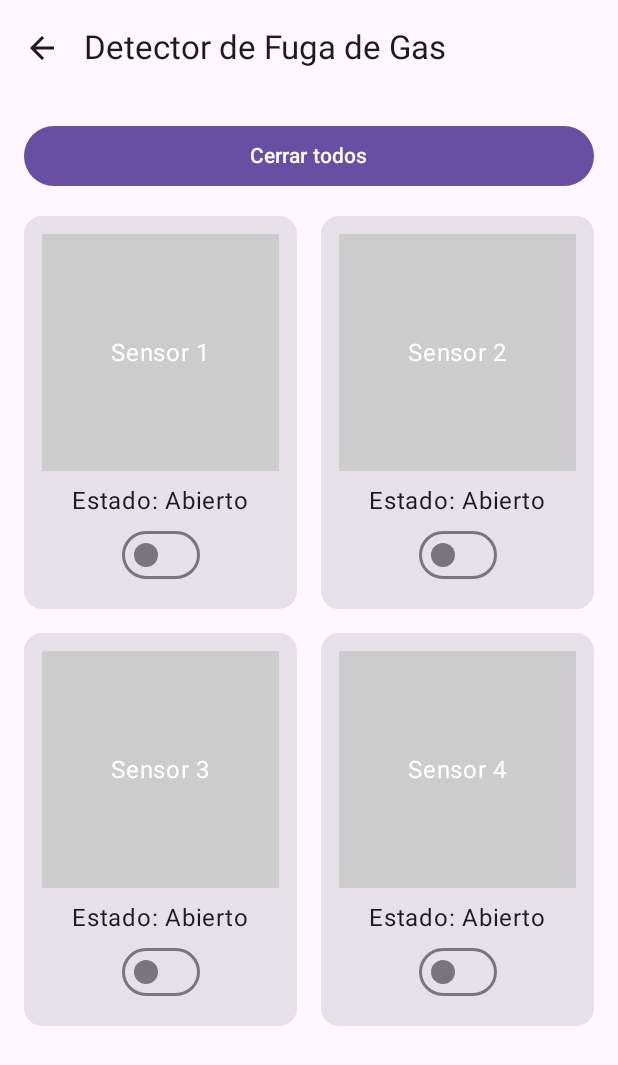
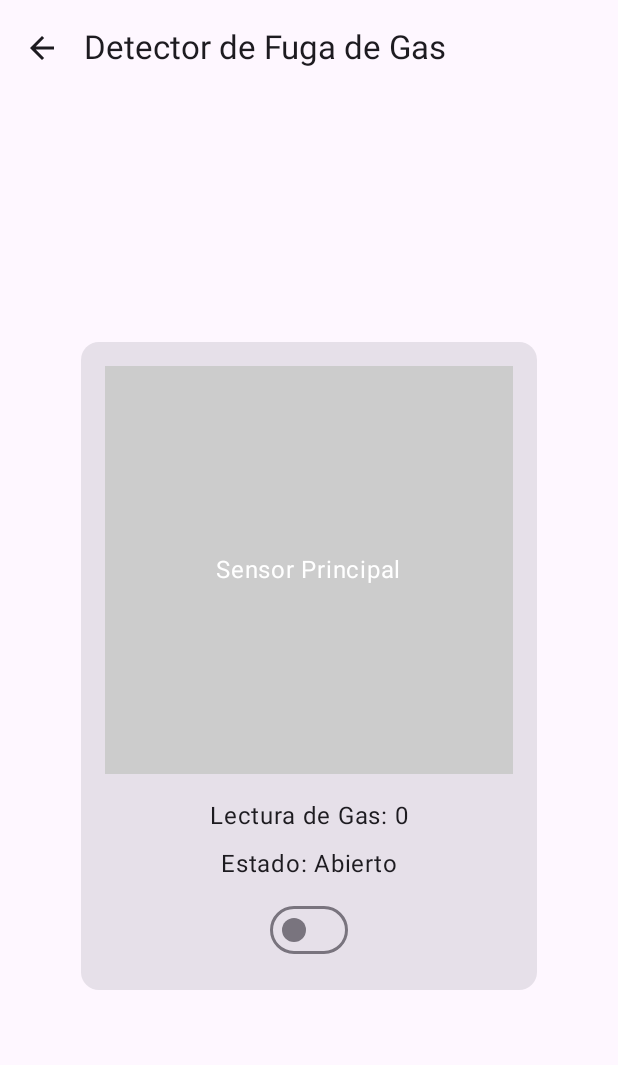
Before and after one commit to Dantebiersack/SentryHouseMobile, an Android app built with Jetpack Compose: the GasScreen screen opened through its navigation route, on a phone screen of 412 x 824 dp. Shown: the top 1065 px of the screen. Run offline under Robolectric (Android 15) with nearby library versions, the phone set to English and light mode, and no system bars; pictures from the network do not load.

Commit message:
Cambiado las graficas, ajustado la pestaña de configuracion y pestaña de GasScreen

```diff
--- a/app/build.gradle.kts
+++ b/app/build.gradle.kts
@@ -66,4 +66,9 @@ dependencies {
     implementation ("com.squareup.retrofit2:retrofit:2.9.0")
     implementation ("com.squareup.retrofit2:converter-gson:2.9.0")
     implementation ("androidx.appcompat:appcompat:1.6.1")
+
+    implementation("com.patrykandpatrick.vico:compose:1.13.0")
+    implementation("com.patrykandpatrick.vico:compose-m3:1.13.0")
+    implementation("com.patrykandpatrick.vico:core:1.13.0")
+
 }
--- a/app/src/main/java/com/angel/sentryhouse/ui/screens/GasScreen.kt
+++ b/app/src/main/java/com/angel/sentryhouse/ui/screens/GasScreen.kt
@@ -7,9 +7,6 @@ import androidx.compose.foundation.Image
 import androidx.compose.foundation.background
 import androidx.compose.foundation.clickable
 import androidx.compose.foundation.layout.*
-import androidx.compose.foundation.lazy.grid.GridCells
-import androidx.compose.foundation.lazy.grid.LazyVerticalGrid
-import androidx.compose.foundation.lazy.grid.items
 import androidx.compose.material.icons.Icons
 import androidx.compose.material.icons.automirrored.filled.ArrowBack
 import androidx.compose.material3.*
@@ -44,25 +41,15 @@ fun GasScreen(navController: NavController) {
     val scope = rememberCoroutineScope()
     var lecturaGas by remember { mutableStateOf(0) }
 
-    var sensorList by remember {
-        mutableStateOf(
-            listOf(
-                SensorItem(1, "Sensor 1"),
-                SensorItem(2, "Sensor 2"),
-                SensorItem(3, "Sensor 3"),
-                SensorItem(4, "Sensor 4")
-            )
-        )
+    var sensor by remember {
+        mutableStateOf(SensorItem(1, "Sensor Principal"))
     }
 
     LaunchedEffect(Unit) {
-        sensorList = sensorList.map { sensor ->
         val uri = SensorImageStore.getImageUri(context, "gas", sensor.id).firstOrNull()
-            if (uri != null) sensor.copy(imageUri = uri) else sensor
-        }
+        if (uri != null) sensor = sensor.copy(imageUri = uri)
     }
 
-    // Cargar imágenes guardadas
     LaunchedEffect(Unit) {
         while (true) {
             try {
@@ -72,11 +59,10 @@ fun GasScreen(navController: NavController) {
             } catch (e: Exception) {
                 e.printStackTrace()
             }
-            delay(5000)  // actualizar cada 5 segundos
+            delay(5000) // Actualizar cada 5 segundos
         }
     }
 
-    var selectedSensor by remember { mutableStateOf<SensorItem?>(null) }
     var showDialog by remember { mutableStateOf(false) }
     var tempCameraUri by remember { mutableStateOf<Uri?>(null) }
 
@@ -84,13 +70,9 @@ fun GasScreen(navController: NavController) {
         contract = ActivityResultContracts.GetContent()
     ) { uri ->
         uri?.let {
-            selectedSensor?.let { sensor ->
-                sensorList = sensorList.map {
-                    if (it.id == sensor.id) it.copy(imageUri = uri) else it
-                }
+            sensor = sensor.copy(imageUri = uri)
             scope.launch {
                 SensorImageStore.saveImageUri(context, "gas", sensor.id, uri)
-                }
             }
         }
     }
@@ -99,16 +81,13 @@ fun GasScreen(navController: NavController) {
         contract = ActivityResultContracts.TakePicture()
     ) { success ->
         if (success && tempCameraUri != null) {
-            selectedSensor?.let { sensor ->
-                sensorList = sensorList.map {
-                    if (it.id == sensor.id) it.copy(imageUri = tempCameraUri) else it
-                }
+            sensor = sensor.copy(imageUri = tempCameraUri)
             scope.launch {
                 SensorImageStore.saveImageUri(context, "gas", sensor.id, tempCameraUri!!)
             }
         }
     }
-    }
+
     Scaffold(
         topBar = {
             TopAppBar(
@@ -128,30 +107,14 @@ fun GasScreen(navController: NavController) {
             modifier = Modifier
                 .padding(paddingValues)
                 .padding(16.dp)
+                .fillMaxSize(),
+            horizontalAlignment = Alignment.CenterHorizontally,
+            verticalArrangement = Arrangement.Center
         ) {
-            Button(
-                onClick = {
-                    sensorList = sensorList.map { it.copy(isClosed = true) }
-                },
-                modifier = Modifier
-                    .fillMaxWidth()
-                    .padding(bottom = 16.dp)
-            ) {
-                Text("Cerrar todos")
-            }
-
-            LazyVerticalGrid(
-                columns = GridCells.Fixed(2),
-                verticalArrangement = Arrangement.spacedBy(16.dp),
-                horizontalArrangement = Arrangement.spacedBy(16.dp),
-                modifier = Modifier.fillMaxSize()
-            ) {
-                items(sensorList) { sensor ->
             Card(
                 modifier = Modifier
-                            .fillMaxWidth()
+                    .fillMaxWidth(0.8f)
                     .clickable {
-                                selectedSensor = sensor
                         tempCameraUri = createImageUri(context)
                         showDialog = true
                     }
@@ -159,7 +122,7 @@ fun GasScreen(navController: NavController) {
                 Column(
                     modifier = Modifier
                         .fillMaxWidth()
-                                .padding(12.dp),
+                        .padding(16.dp),
                     horizontalAlignment = Alignment.CenterHorizontally
                 ) {
                     Box(
@@ -179,49 +142,67 @@ fun GasScreen(navController: NavController) {
                         } ?: Text(sensor.name, color = Color.White)
                     }
 
+                    Spacer(modifier = Modifier.height(16.dp))
+
+                    Text("Lectura de Gas: $lecturaGas")
                     Spacer(modifier = Modifier.height(8.dp))
-
                     Text("Estado: ${if (sensor.isClosed) "Cerrado" else "Abierto"}")
 
                     Switch(
                         checked = sensor.isClosed,
                         onCheckedChange = { isChecked ->
-                                    sensorList = sensorList.map {
-                                        if (it.id == sensor.id) it.copy(isClosed = isChecked) else it
-                                    }
-                                }
+                            sensor = sensor.copy(isClosed = isChecked)
+                        },
+                        modifier = Modifier.padding(top = 8.dp)
                     )
 
                     if (sensor.hasLeak) {
-                                Text("⚠️ Posible fuga", color = Color.Red)
-                            }
-                        }
+                        Text("⚠️ Posible fuga", color = Color.Red, modifier = Modifier.padding(top = 8.dp))
                     }
                 }
             }
         }
     }
 
-    if (showDialog && selectedSensor != null) {
+    if (showDialog) {
         AlertDialog(
             onDismissRequest = { showDialog = false },
             title = { Text("Seleccionar imagen") },
             text = { Text("¿Deseas tomar una foto o elegir una de la galería?") },
             confirmButton = {
+                Column {
                     TextButton(onClick = {
                         showDialog = false
                         tempCameraUri?.let { cameraLauncher.launch(it) }
                     }) {
                         Text("Tomar foto")
                     }
-            },
-            dismissButton = {
+                    Spacer(modifier = Modifier.height(8.dp))
                     TextButton(onClick = {
                         showDialog = false
                         galleryLauncher.launch("image/*")
                     }) {
                         Text("Galería")
                     }
+                    Spacer(modifier = Modifier.height(8.dp))
+                    // boton para quitar la foto
+                    if (sensor.imageUri != null) { // Solo mostrar si hay una imagen
+                        TextButton(onClick = {
+                            showDialog = false
+                            sensor = sensor.copy(imageUri = null) //Limpia la uri
+                            scope.launch {
+                                SensorImageStore.saveImageUri(context, "gas", sensor.id, null) // Guardar null
+                            }
+                        }) {
+                            Text("Quitar foto")
+                        }
+                    }
+                }
+            },
+            dismissButton = {
+                TextButton(onClick = { showDialog = false }) {
+                    Text("Cancelar")
+                }
             }
         )
     }
```
Also changed, not shown: app/src/main/java/com/angel/sentryhouse/storage/SensorImageStore.kt (+13 -3 lines), app/src/main/java/com/angel/sentryhouse/ui/screens/ConfiguracionScreen.kt (+13 -1 lines), app/src/main/java/com/angel/sentryhouse/ui/screens/HomeScreen.kt (+72 -25 lines). Lines whose indentation alone changed are shown as unchanged.
